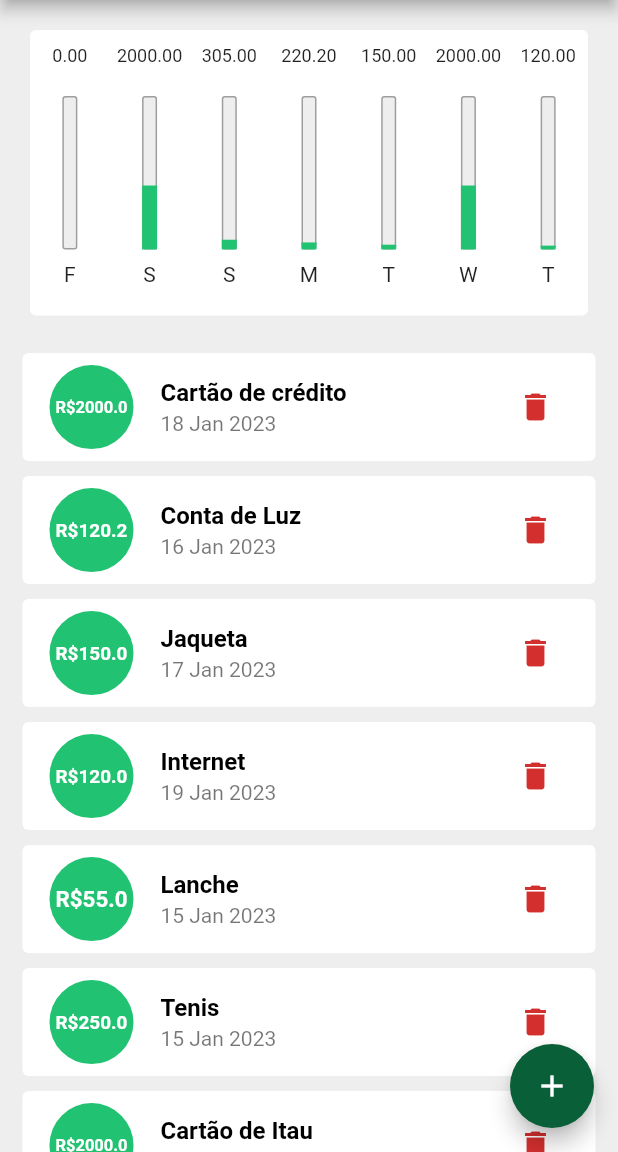
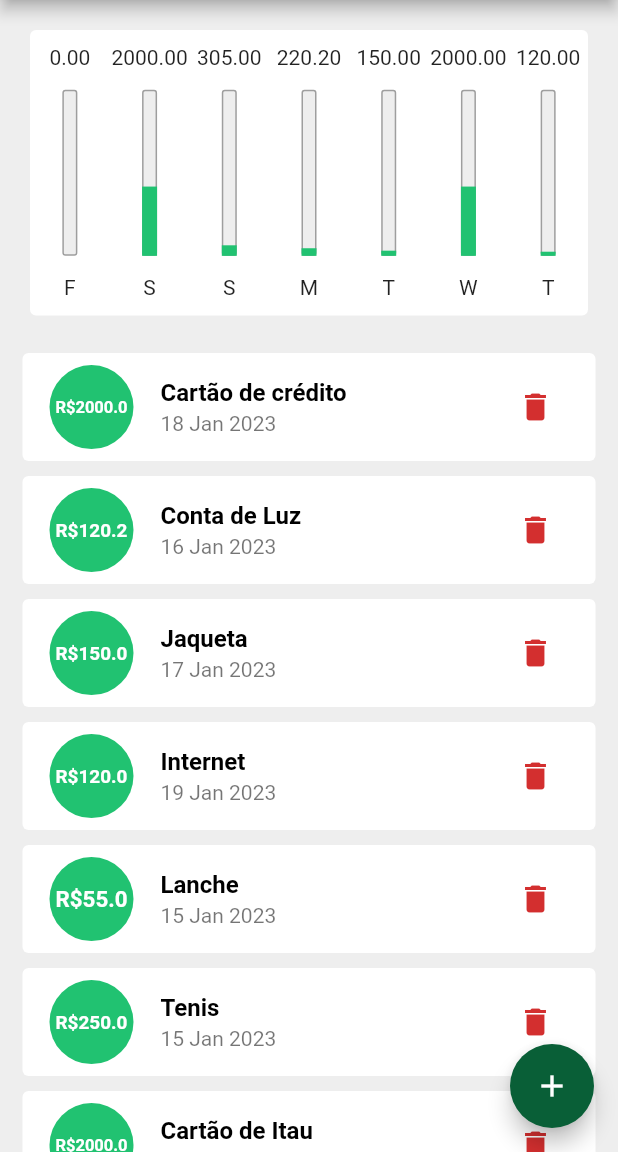
Before and after one commit to leiarafaela/expenses, a Flutter app: the screen it shows after launch, on a phone screen of 412 x 824 dp, the part 84-1236 px from its top. Run offline on Flutter 3.47's test engine with Material 2 defaults, Android fonts, the phone set to English and light mode, and no system bars; Roboto replaces fonts that are missing (OpenSans).

Commit message:
fix in percentages

```diff
--- a/lib/components/chart_bar.dart
+++ b/lib/components/chart_bar.dart
@@ -19,15 +19,15 @@ class ChartBar extends StatelessWidget {
         return Column(
           children: [
             SizedBox(
-              height: constraints.maxHeight * 0.15,
+              height: constraints.maxHeight * 0.10,
               child: Text(
                 value.toStringAsFixed(2),
-                style: const TextStyle(fontSize: 12),
+                //style: const TextStyle(fontSize: 12),
               ),
             ),
-            SizedBox(height: constraints.maxHeight * 0.05),
+            SizedBox(height: constraints.maxHeight * 0.075),
             Container(
-              height: constraints.maxHeight * 0.6,
+              height: constraints.maxHeight * 0.65,
               width: 10,
               child: Stack(
                 alignment: Alignment.bottomCenter,
@@ -54,9 +54,9 @@ class ChartBar extends StatelessWidget {
                 ],
               ),
             ),
-            SizedBox(height: constraints.maxHeight * 0.05),
+            SizedBox(height: constraints.maxHeight * 0.075),
             Container(
-              height: constraints.maxHeight * 0.15,
+              height: constraints.maxHeight * 0.10,
               child: Text(label),
             )
           ],
--- a/lib/main.dart
+++ b/lib/main.dart
@@ -176,11 +176,11 @@ class _HomePageState extends State<HomePage> {
           crossAxisAlignment: CrossAxisAlignment.stretch,
           children: [
             Container(
-              height: availableHeight * 0.3,
+              height: availableHeight * 0.30,
               child: Chart(recentTransactions: _recentTransactions),
             ),
             Container(
-              height: availableHeight * 0.7,
+              height: availableHeight * 0.70,
               child: TransactionList(
                 transactions: _transactions,
                 onRemove: _removeTransaction,
```
